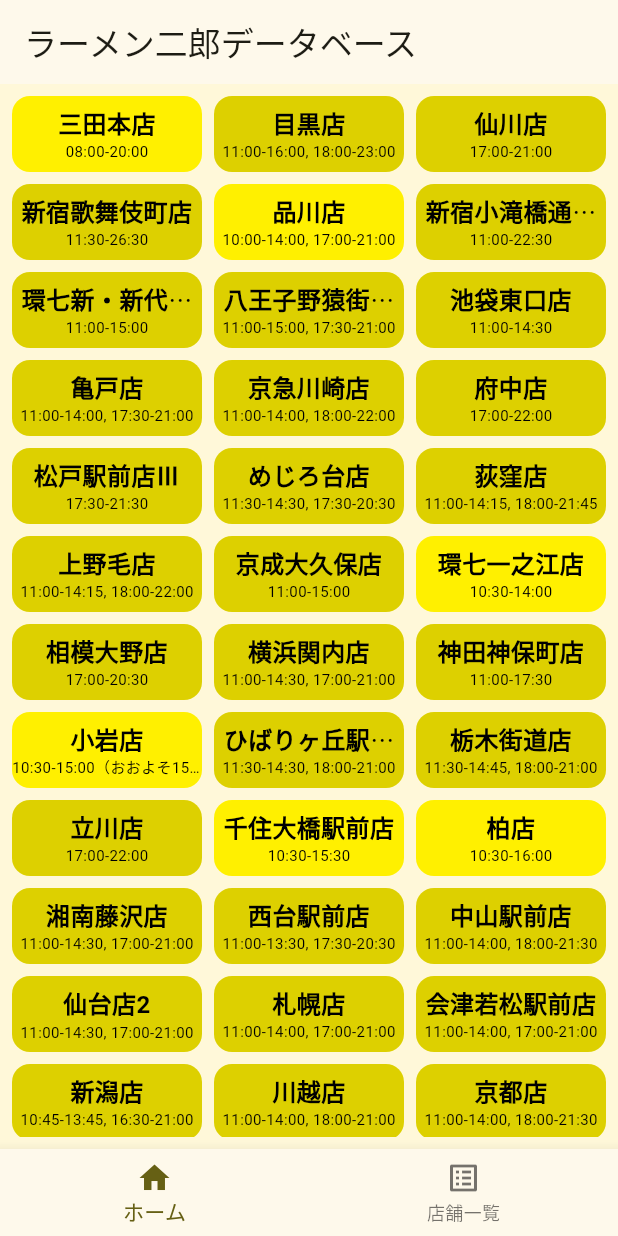
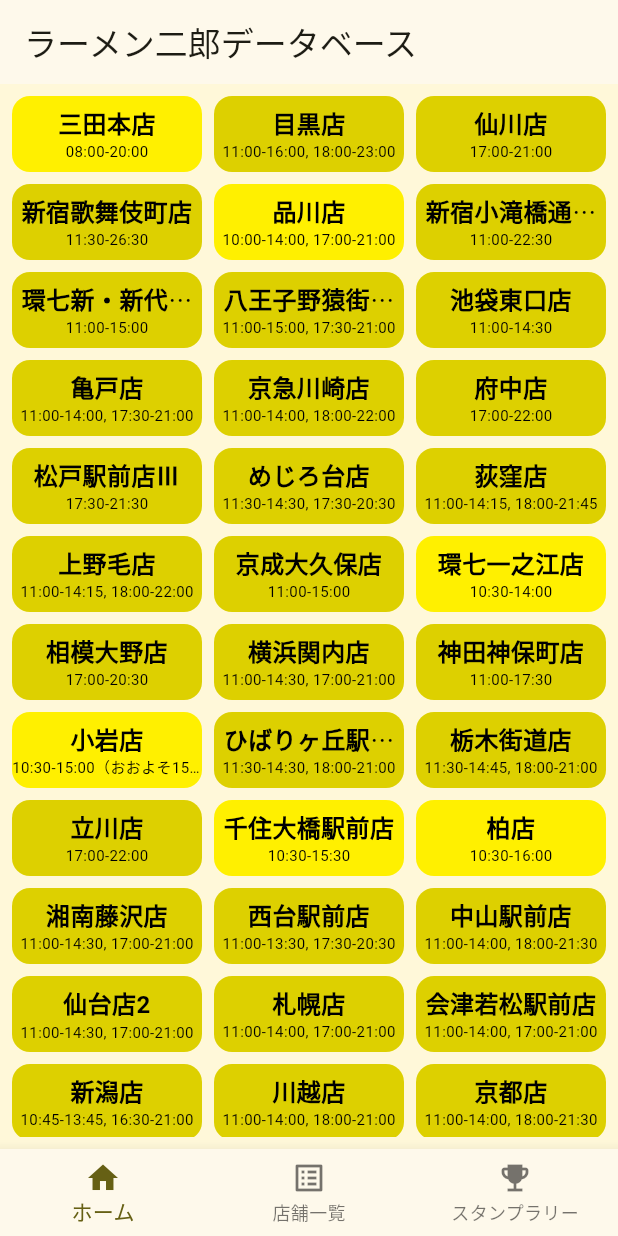
Before and after one commit to RamenJiro-vocational-school/ramen_jiro_vocational_school, a Flutter app: the screen it shows after launch, on a phone screen of 412 x 824 dp. Run offline on Flutter 3.47's test engine with Material 3 defaults, Android fonts, the phone set to English and light mode, and no system bars; our stand-ins replace flutter_map, latlong2, shared_preferences.

Commit message:
スタンプラリー画面途中

```diff
--- a/lib/main.dart
+++ b/lib/main.dart
@@ -38,6 +38,7 @@ class _RootTabsState extends State<RootTabs> {
   final _pages = const [
     HomePage(), // 本日の営業状況
     StoreListPage(), // 県別一覧＋検索
+    StampRallyPage(), //スタンプラリー画面
   ];
 
   @override
@@ -50,6 +51,10 @@ class _RootTabsState extends State<RootTabs> {
         items: const [
           BottomNavigationBarItem(icon: Icon(Icons.home), label: 'ホーム'),
           BottomNavigationBarItem(icon: Icon(Icons.list_alt), label: '店舗一覧'),
+          BottomNavigationBarItem(
+            icon: Icon(Icons.emoji_events),
+            label: 'スタンプラリー',
+          ),
         ],
       ),
     );
```
Also changed, not shown: lib/pages/stamp_rally_page.dart (+34 -1 lines).
